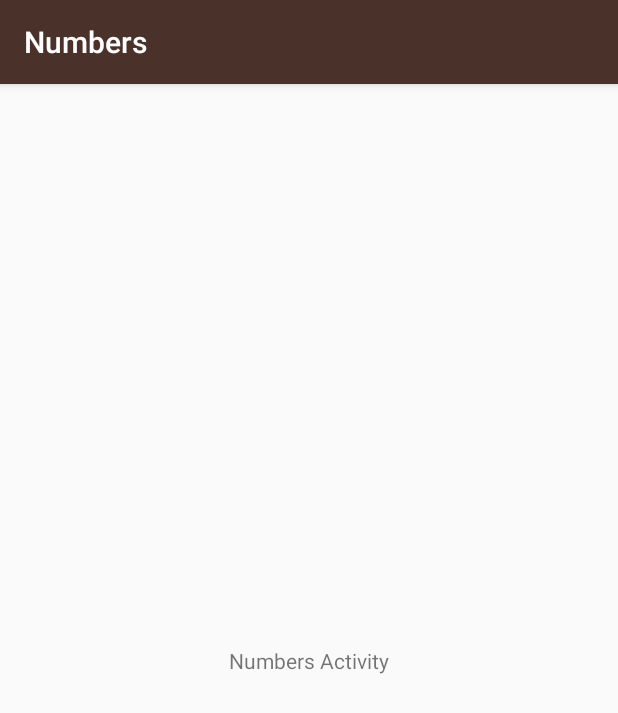
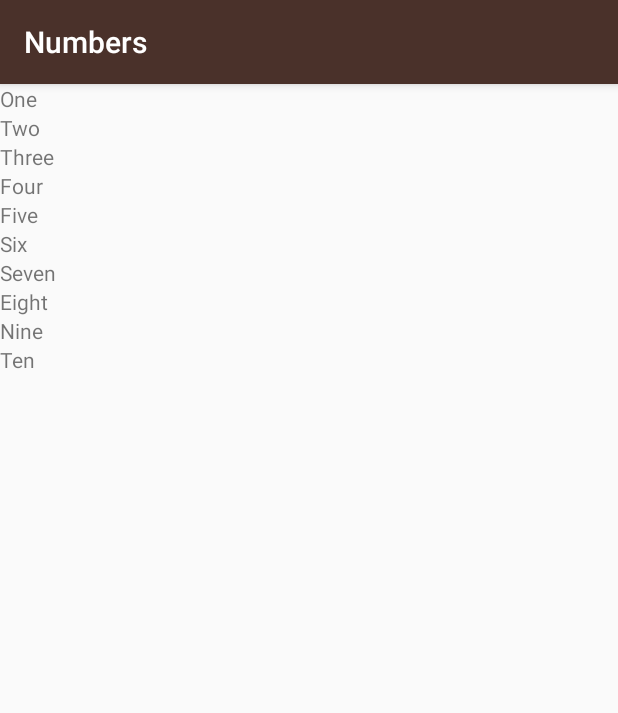
Before and after one commit to Renan-Deldotti/Miwok, an Android app: the NumbersActivity screen opened directly, with no data from a screen before it, on a phone screen of 412 x 824 dp. Shown: the top 713 px of the screen. Run offline under Robolectric (Android 15) with nearby library versions, the phone set to English and light mode, and no system bars.

Commit message:
App updt

```diff
--- a/app/src/main/java/com/example/android/miwok/NumbersActivity.java
+++ b/app/src/main/java/com/example/android/miwok/NumbersActivity.java
@@ -1,7 +1,18 @@
 package com.example.android.miwok;
 
+import android.support.constraint.ConstraintLayout;
+import android.support.constraint.ConstraintSet;
+import android.support.v4.view.ViewCompat;
 import android.support.v7.app.AppCompatActivity;
 import android.os.Bundle;
+import android.support.v7.app.AppCompatActivity;
+import android.util.Log;
+import android.view.View;
+import android.widget.LinearLayout;
+import android.widget.TextView;
+
+import java.util.ArrayList;
+import java.util.Collections;
 
 public class NumbersActivity extends AppCompatActivity {
 
@@ -9,5 +20,26 @@ public class NumbersActivity extends AppCompatActivity {
     protected void onCreate(Bundle savedInstanceState) {
         super.onCreate(savedInstanceState);
         setContentView(R.layout.activity_numbers);
+
+        criaNumeros();
     }
+
+    private void criaNumeros() {
+        //Cria o array de numeros ate 10
+        String[] arrayNumbers = {"One", "Two", "Three", "Four", "Five", "Six", "Seven", "Eight", "Nine", "Ten"};
+        //Cria o arrayList que suportará adiçoes futuras
+        ArrayList<String> arrayListNumbers = new ArrayList<>();
+        //Adiciona o Array arrayNumbers dentro do ArrayList arrayListNumbers
+        Collections.addAll(arrayListNumbers, arrayNumbers);
+        //Cria log de verbose apenas para mostrar o funcionamento do array
+        //for (String s:arrayListNumbers) { Log.v("\tArrayList index "+arrayListNumbers.indexOf(s),"\t\tValue: "+s);}
+
+        LinearLayout rootView = (LinearLayout) findViewById(R.id.rootView);
+        for (int i = 0; i < arrayListNumbers.size(); i++) {
+            TextView wordView = new TextView(this);
+            wordView.setText(arrayListNumbers.get(i));
+            rootView.addView(wordView);
+        }
+    }
+
 }
--- a/app/src/main/res/layout/activity_numbers.xml
+++ b/app/src/main/res/layout/activity_numbers.xml
@@ -1,18 +1,10 @@
 <?xml version="1.0" encoding="utf-8"?>
-<android.support.constraint.ConstraintLayout xmlns:android="http://schemas.android.com/apk/res/android"
+<LinearLayout xmlns:android="http://schemas.android.com/apk/res/android"
     xmlns:app="http://schemas.android.com/apk/res-auto"
     xmlns:tools="http://schemas.android.com/tools"
     android:layout_width="match_parent"
     android:layout_height="match_parent"
-    tools:context=".NumbersActivity">
-
-    <TextView
-        android:id="@+id/textView"
-        android:layout_width="wrap_content"
-        android:layout_height="wrap_content"
-        android:text="Numbers Activity"
-        app:layout_constraintBottom_toBottomOf="parent"
-        app:layout_constraintEnd_toEndOf="parent"
-        app:layout_constraintStart_toStartOf="parent"
-        app:layout_constraintTop_toTopOf="parent" />
-</android.support.constraint.ConstraintLayout>
+    android:id="@+id/rootView"
+    tools:context=".NumbersActivity"
+    android:orientation="vertical">
+</LinearLayout>
```
